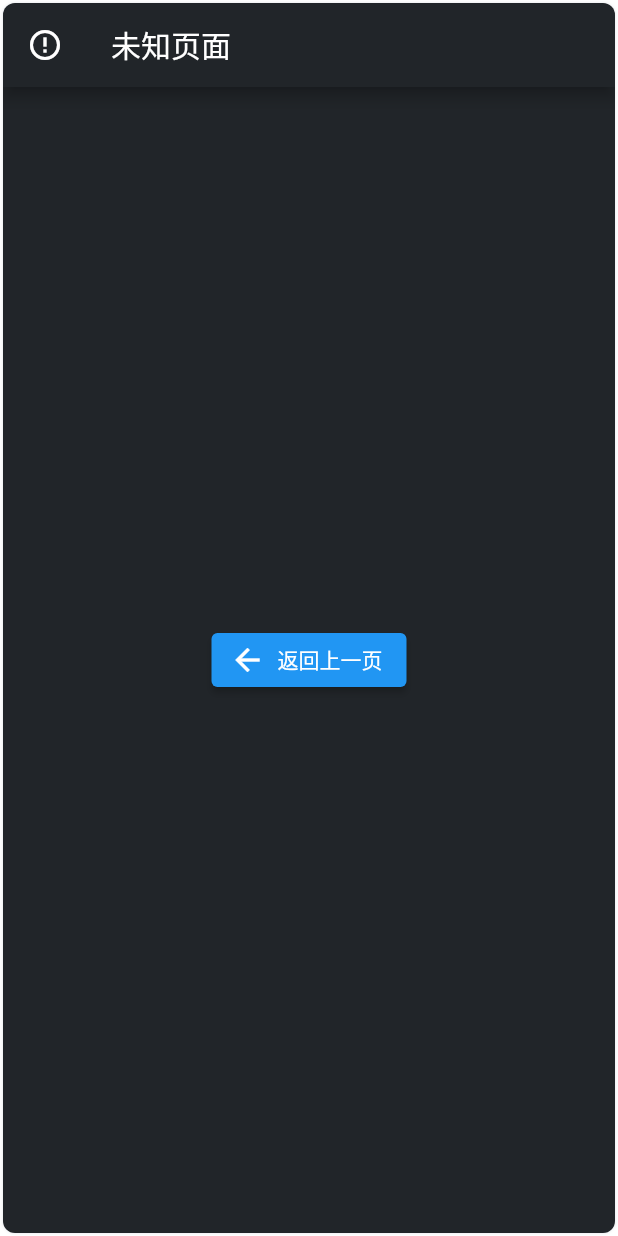
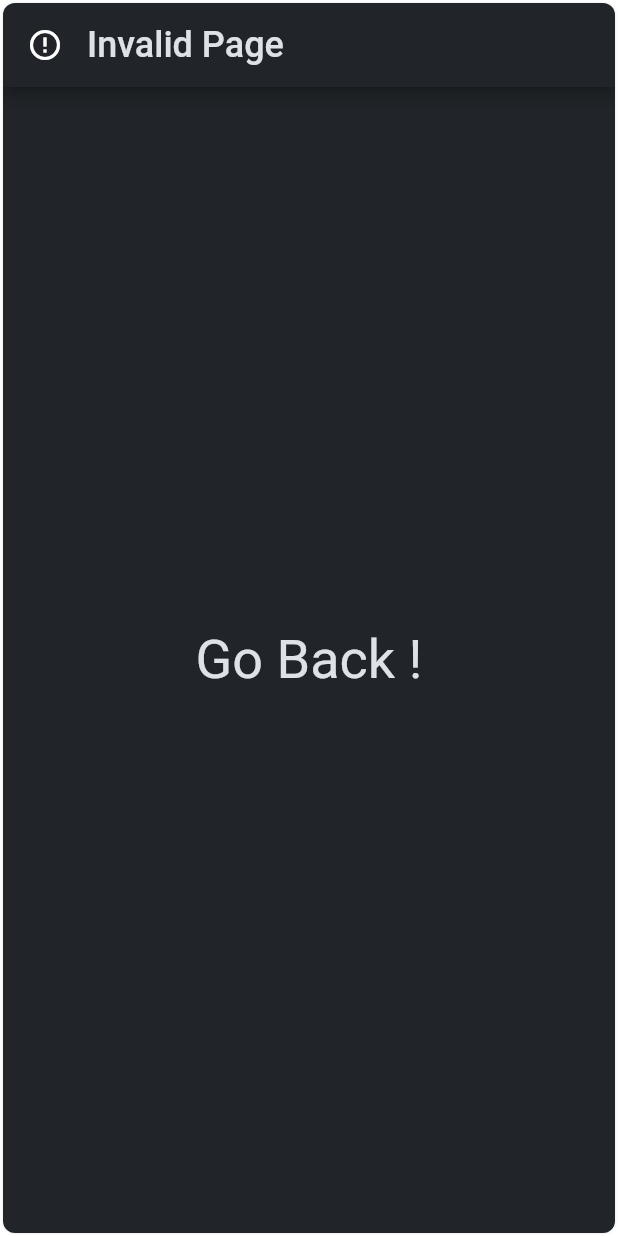
Before and after one commit to lopo12123/tray_clock, a Flutter app: the UnknownView screen opened directly, on a phone screen of 412 x 824 dp. Run offline on Flutter 3.47's test engine with Material 2 defaults, Android fonts, the phone set to English and light mode, and no system bars; our stand-ins replace get; missing offline and left inert: flip_board, window_manager; Roboto replaces fonts that are missing (ZhuoKai).

Commit message:
feat: 异常界面

```diff
--- a/lib/main.dart
+++ b/lib/main.dart
@@ -71,6 +71,7 @@ class AppFrame extends StatelessWidget {
         boxShadow: [BoxShadow(color: Palette.b30, blurRadius: 1)],
       ),
       child: GestureDetector(
+        behavior: HitTestBehavior.translucent,
         onPanStart: (details) => windowManager.startDragging(),
         child: app,
       ),
--- a/lib/routes/index.dart
+++ b/lib/routes/index.dart
@@ -13,7 +13,6 @@ abstract class MyRoutes {
 
 /// 未知页面
 final GetPage invalidPage = GetPage(
-  opaque: false,
   name: MyRoutes.invalid,
   page: () => const UnknownView(),
 );
--- a/lib/views/unknown.dart
+++ b/lib/views/unknown.dart
@@ -1,5 +1,6 @@
 import 'package:flutter/material.dart';
 import 'package:get/get.dart';
+import 'package:tray_clock/styles/palette.dart';
 
 class UnknownView extends StatelessWidget {
   const UnknownView({super.key});
@@ -8,21 +9,20 @@ class UnknownView extends StatelessWidget {
   Widget build(BuildContext context) {
     return Scaffold(
       appBar: AppBar(
-        title: const Text('未知页面'),
+        titleSpacing: 0,
+        title: const Text(
+          'Invalid Page',
+          style: TextStyle(color: Palette.b30, fontSize: 24),
+        ),
         leading: const Icon(Icons.error_outline),
       ),
       body: Center(
-        child: Column(
-          mainAxisAlignment: MainAxisAlignment.center,
-          children: [
-            ElevatedButton.icon(
-              onPressed: () {
-                Get.back();
-              },
-              icon: const Icon(Icons.arrow_back),
-              label: const Text('返回上一页'),
-            ),
-          ],
+        child: GestureDetector(
+          onTap: Get.back,
+          child: const Text(
+            'Go Back !',
+            style: TextStyle(color: Palette.b30, fontSize: 36),
+          ),
         ),
       ),
     );
```
Also changed, not shown: lib/views/entry.dart (+11 -2 lines), lib/views/setting.dart (added, +11 -0 lines).
